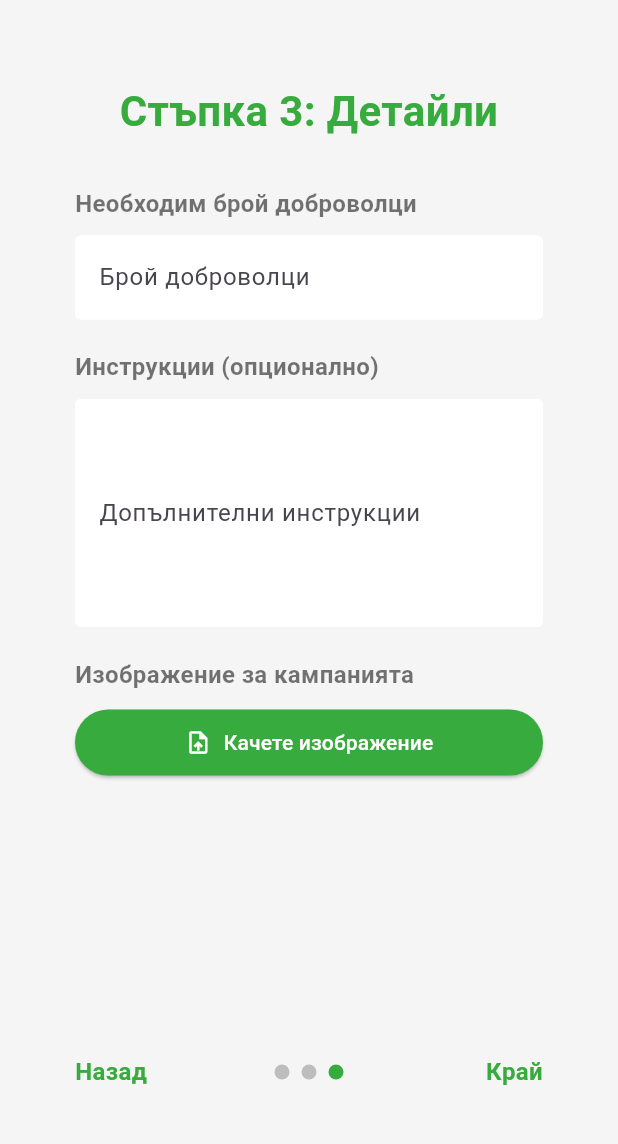
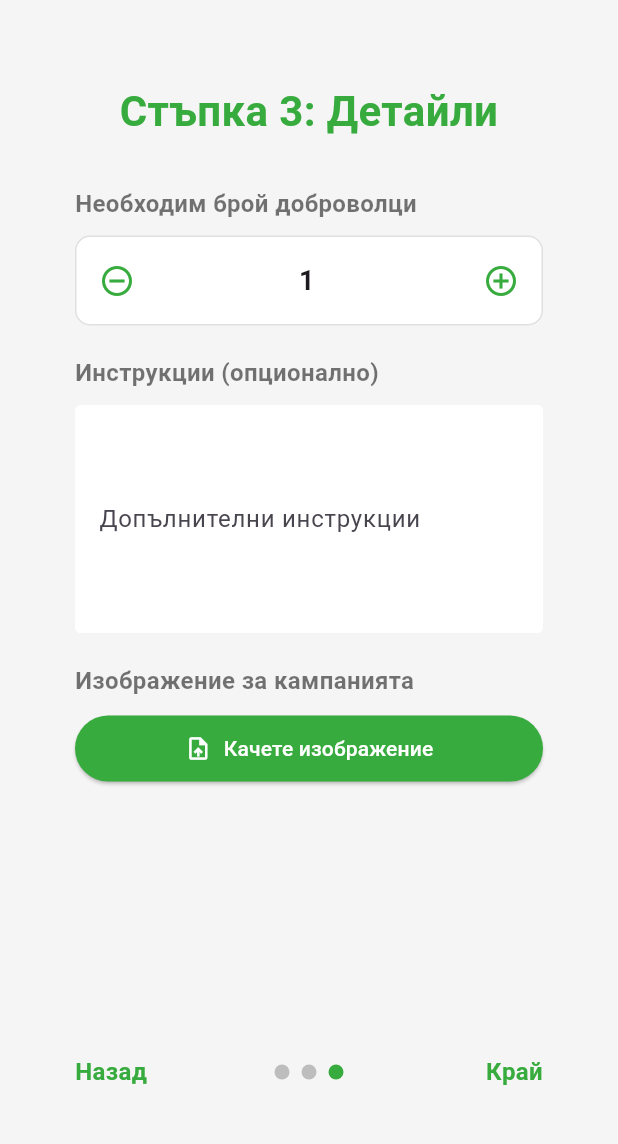
Before and after one commit to ZvezdiPro/Volunteer-Varna, a Flutter app: the CreateCampaign screen opened directly, swiped to page 3, on a phone screen of 412 x 824 dp, the part 63-1207 px from its top. Run offline on Flutter 3.47's test engine with Material 3 defaults, Android fonts, the phone set to English and light mode, and no system bars; drawn by our look-alikes of smooth_page_indicator; our stand-ins replace cloud_firestore, firebase_auth, firebase_core, firebase_storage, flutter_spinkit, geocoding and 3 more; missing offline and left inert: flutter_facebook_auth; accounts and stored records are empty.

Commit message:
Changed required volunteeer count to use plus and minus buttons
But also kept the keyboard input as a method

```diff
--- a/lib/screens/main/create_campaign.dart
+++ b/lib/screens/main/create_campaign.dart
@@ -48,12 +48,12 @@ class _CreateCampaignState extends State<CreateCampaign> {
         content: Text('Сигурни ли сте, че искате да излезете? Въведената информация за кампанията няма да бъде запазена.'),
         actions: [
           TextButton(
-            onPressed: () => Navigator.of(context).pop(false), // Не излизай
+            onPressed: () => Navigator.of(context).pop(false),
             child: Text('Отказ', style: TextStyle(color: Colors.black)),
           ),
           ElevatedButton(
             style: ElevatedButton.styleFrom(backgroundColor: Colors.red[400]),
-            onPressed: () => Navigator.of(context).pop(true), // Излез
+            onPressed: () => Navigator.of(context).pop(true),
             child: Text('Излизане', style: TextStyle(color: Colors.white)),
           ),
         ],
@@ -127,7 +127,7 @@ class _CreateCampaignState extends State<CreateCampaign> {
   @override
   Widget build(BuildContext context) {
     return _loading ? Loading() : PopScope(
-      canPop: false, // Предотвратява автоматичното излизане
+      canPop: false,
       onPopInvokedWithResult: (didPop, result) async {
         if (didPop) return;
 
--- a/lib/screens/main/create_campaign_step_three.dart
+++ b/lib/screens/main/create_campaign_step_three.dart
@@ -23,17 +23,23 @@ class CreateCampaignStepThree extends StatefulWidget {
 
 class _CreateCampaignStepThreeState extends State<CreateCampaignStepThree> {
 
-  final GlobalKey<FormFieldState> _volunteerCountKey = GlobalKey<FormFieldState>();
+  TextEditingController? _volunteerController;
 
   // State for image handling
   File? _displayImage;
   bool _isUploading = false;
   final ImagePicker _picker = ImagePicker();
 
+  @override
+  void dispose() {
+    _volunteerController?.dispose();
+    super.dispose();
+  }
+
   // Function to handle Picking and Uploading
   Future<void> _handleImageUpload() async {
     try {
-      // 1. Pick Image
+      // Pick Image
       final XFile? pickedFile = await _picker.pickImage(source: ImageSource.gallery);
 
       if (pickedFile == null) return;
@@ -75,6 +81,15 @@ class _CreateCampaignStepThreeState extends State<CreateCampaignStepThree> {
 
   @override
   Widget build(BuildContext context) {
+    if (widget.data.requiredVolunteers <= 0) {
+      widget.data.requiredVolunteers = 1;
+    }
+
+    // If it is null, we initialise the controller with the same value as the requiredVolunteers field
+    _volunteerController ??= TextEditingController(
+      text: widget.data.requiredVolunteers.toString(),
+    );
+
     return SingleChildScrollView(
       padding: EdgeInsets.symmetric(horizontal: 50.0, vertical: 40.0),
       child: Form (
@@ -87,25 +102,97 @@ class _CreateCampaignStepThreeState extends State<CreateCampaignStepThree> {
             SizedBox(height: 30.0),
 
             // Required Volunteers
-            // TODO: Make it a field with increment/decrement buttons
             Text('Необходим брой доброволци', style: textFormFieldHeading),
             SizedBox(height: 10.0),
-            TextFormField(
-              key: _volunteerCountKey,
-              decoration: textInputDecoration.copyWith(labelText: 'Брой доброволци', hintText: 'Въведете брой'),
-              keyboardType: TextInputType.number,
+            FormField<int>(
+              initialValue: widget.data.requiredVolunteers,
               validator: (val) {
-                if (val == null || val.isEmpty) {
-                  return 'Моля, въведете брой доброволци';
-                }
-                if (int.tryParse(val) == null || int.parse(val) <= 0) {
-                  return 'Моля, въведете валиден положителен брой';
+                if (val == null || val <= 0) {
+                  return 'Моля, изберете поне 1 доброволец';
                 }
                 return null;
               },
-              onChanged: (val) {
-                widget.data.requiredVolunteers = int.tryParse(val) ?? 0;
-                _volunteerCountKey.currentState?.validate();
+              builder: (FormFieldState<int> state) {
+                return Column(
+                  crossAxisAlignment: CrossAxisAlignment.start,
+                  children: [
+                    Container(
+                      height: 60,
+                      decoration: BoxDecoration(
+                        color: Colors.white,
+                        borderRadius: BorderRadius.circular(10),
+                        border: Border.all(
+                          color: state.hasError ? Colors.red : Colors.grey.shade300,
+                          width: 1,
+                        ),
+                      ),
+                      child: Row(
+                        children: [
+                          // The minus button
+                          IconButton(
+                            padding: const EdgeInsets.symmetric(horizontal: 15),
+                            icon: const Icon(Icons.remove_circle_outline, color: greenPrimary),
+                            onPressed: () {
+                              int current = int.tryParse(_volunteerController!.text) ?? 1;
+                              if (current > 1) {
+                                int newValue = current - 1;
+                                _volunteerController!.text = newValue.toString();
+                                state.didChange(newValue);
+                                widget.data.requiredVolunteers = newValue;
+                              }
+                            },
+                          ),
+
+                          // The text form field in the middle
+                          Expanded(
+                            child: TextField(
+                              controller: _volunteerController,
+                              keyboardType: TextInputType.number,
+                              textAlign: TextAlign.center,
+                              decoration: const InputDecoration(
+                                border: InputBorder.none,
+                                contentPadding: EdgeInsets.zero,
+                              ),
+                              style: const TextStyle(fontSize: 18, fontWeight: FontWeight.bold),
+                              onChanged: (val) {
+                                int? parsed = int.tryParse(val);
+                                if (parsed != null) {
+                                  state.didChange(parsed);
+                                  widget.data.requiredVolunteers = parsed;
+                                } else {
+                                  state.didChange(0);
+                                }
+                              },
+                            ),
+                          ),
+
+                          // The plus button
+                          IconButton(
+                            padding: const EdgeInsets.symmetric(horizontal: 15),
+                            icon: const Icon(Icons.add_circle_outline, color: greenPrimary),
+                            onPressed: () {
+                              int current = int.tryParse(_volunteerController!.text) ?? 0;
+                              int newValue = current + 1;
+                              _volunteerController!.text = newValue.toString();
+                              state.didChange(newValue);
+                              widget.data.requiredVolunteers = newValue;
+                            },
+                          ),
+                        ],
+                      ),
+                    ),
+
+                    // Error message
+                    if (state.hasError)
+                      Padding(
+                        padding: const EdgeInsets.only(top: 8.0, left: 12.0),
+                        child: Text(
+                          state.errorText!,
+                          style: const TextStyle(color: Colors.red, fontSize: 12),
+                        ),
+                      ),
+                  ],
+                );
               },
             ),
 
```
